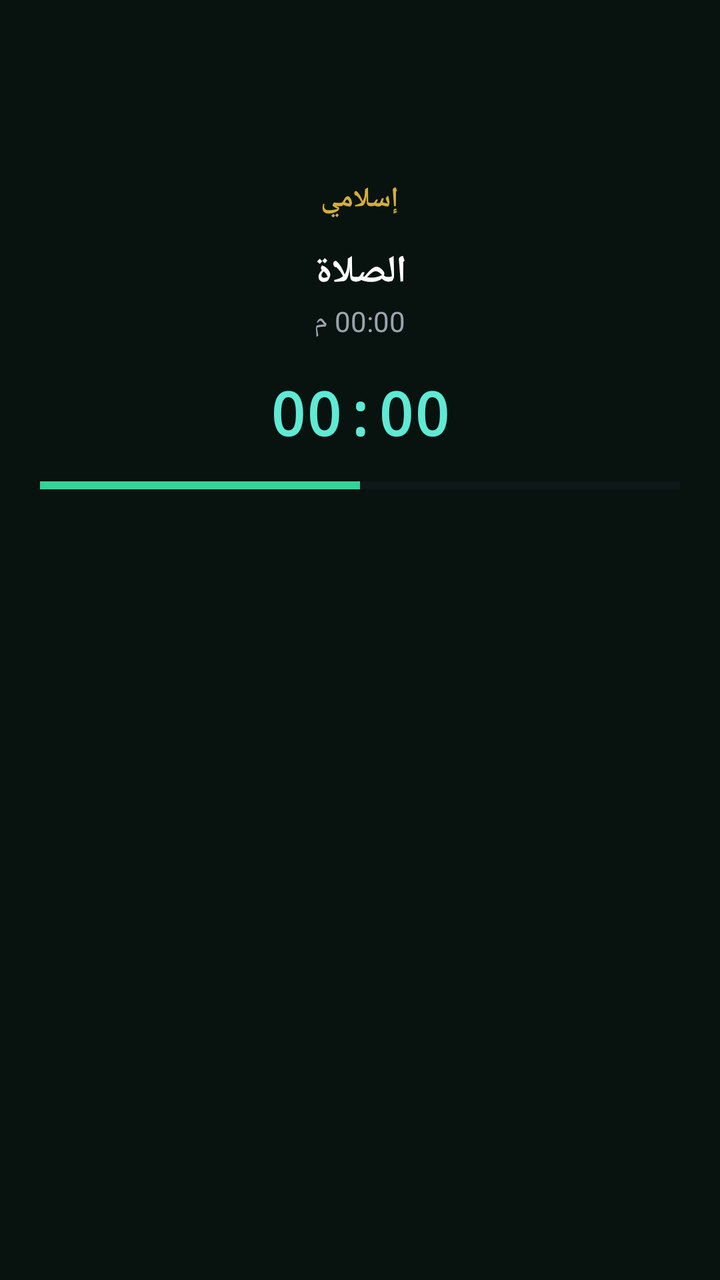
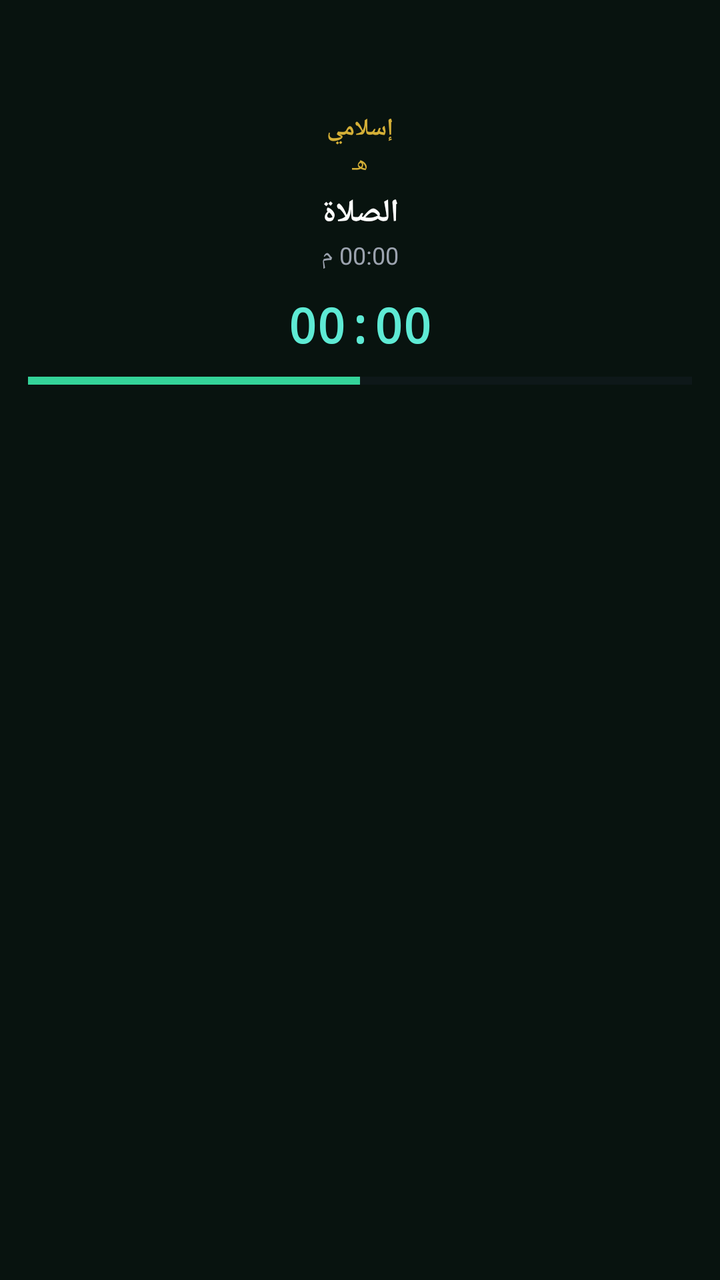

Two renders of the same Android screen: before a commit and after it. Below are the layout's source before the change and the commit's diff.
<!-- AndroidManifest.xml: application theme AppTheme -->
<!-- res/layout/notif_persistent.xml -->
<?xml version="1.0" encoding="utf-8"?>
<FrameLayout xmlns:android="http://schemas.android.com/apk/res/android"
    android:layout_width="match_parent"
    android:layout_height="wrap_content"
    android:background="#08130F">

    
    <ImageView
        android:id="@+id/notif_watermark"
        android:layout_width="220dp"
        android:layout_height="220dp"
        android:layout_gravity="center"
        android:alpha="0.08"
        android:scaleType="fitCenter"
        android:contentDescription="Watermark" />

    <LinearLayout
        android:layout_width="match_parent"
        android:layout_height="wrap_content"
        android:orientation="vertical"
        android:paddingStart="20dp"
        android:paddingEnd="20dp"
        android:paddingTop="20dp"
        android:paddingBottom="20dp"
        android:gravity="center_horizontal">

        
        <ImageView
            android:id="@+id/notif_logo"
            android:layout_width="64dp"
            android:layout_height="64dp"
            android:scaleType="fitCenter"
            android:contentDescription="App Icon"
            android:layout_marginBottom="6dp" />

        
        <TextView
            android:layout_width="wrap_content"
            android:layout_height="wrap_content"
            android:text="إسلامي"
            android:textColor="#D4AF37"
            android:textSize="14sp"
            android:textStyle="bold"
            android:layout_marginBottom="14dp" />

        
        <LinearLayout
            android:layout_width="wrap_content"
            android:layout_height="wrap_content"
            android:orientation="vertical"
            android:gravity="center_horizontal"
            android:layout_marginBottom="10dp">

            <TextView
                android:id="@+id/notif_prayer_name"
                android:layout_width="wrap_content"
                android:layout_height="wrap_content"
                android:text="الصلاة"
                android:textColor="#FFFFFF"
                android:textSize="19sp"
                android:textStyle="bold" />

            <TextView
                android:id="@+id/notif_prayer_time"
                android:layout_width="wrap_content"
                android:layout_height="wrap_content"
                android:text="00:00 م"
                android:textColor="#9CA3AF"
                android:textSize="14sp"
                android:layout_marginTop="2dp" />
        </LinearLayout>

        
        <Chronometer
            android:id="@+id/notif_chronometer"
            android:layout_width="wrap_content"
            android:layout_height="wrap_content"
            android:textColor="#5EEAD4"
            android:textSize="30sp"
            android:fontFamily="monospace"
            android:textStyle="bold"
            android:layout_marginTop="6dp" />

        
        <ProgressBar
            android:id="@+id/notif_progress_bar"
            style="?android:attr/progressBarStyleHorizontal"
            android:layout_width="match_parent"
            android:layout_height="5dp"
            android:layout_marginTop="14dp"
            android:progressTint="#34D399"
            android:progressBackgroundTint="#1F2937"
            android:max="100"
            android:progress="50" />
    </LinearLayout>
</FrameLayout>
<!-- resources referenced by this layout -->
<resources>
  <style name="AppTheme" parent="Theme.AppCompat.Light.DarkActionBar">
          
          <item name="colorPrimary">@color/colorPrimary</item>
          <item name="colorPrimaryDark">@color/colorPrimaryDark</item>
          <item name="colorAccent">@color/colorAccent</item>
      </style>
  <color name="colorPrimary">#02634D</color>
  <color name="colorPrimaryDark">#014A39</color>
  <color name="colorAccent">#D4A84B</color>
</resources>

<!-- the commit's change to res/layout/notif_persistent.xml (unified diff, before → after) -->
@@ -7,8 +7,8 @@
     
     <ImageView
         android:id="@+id/notif_watermark"
-        android:layout_width="220dp"
-        android:layout_height="220dp"
+        android:layout_width="120dp"
+        android:layout_height="120dp"
         android:layout_gravity="center"
         android:alpha="0.08"
         android:scaleType="fitCenter"
@@ -18,20 +18,20 @@
         android:layout_width="match_parent"
         android:layout_height="wrap_content"
         android:orientation="vertical"
-        android:paddingStart="20dp"
-        android:paddingEnd="20dp"
-        android:paddingTop="20dp"
-        android:paddingBottom="20dp"
+        android:paddingStart="14dp"
+        android:paddingEnd="14dp"
+        android:paddingTop="12dp"
+        android:paddingBottom="12dp"
         android:gravity="center_horizontal">
 
         
         <ImageView
             android:id="@+id/notif_logo"
-            android:layout_width="64dp"
-            android:layout_height="64dp"
+            android:layout_width="40dp"
+            android:layout_height="40dp"
             android:scaleType="fitCenter"
             android:contentDescription="App Icon"
-            android:layout_marginBottom="6dp" />
+            android:layout_marginBottom="4dp" />
 
         
         <TextView
@@ -39,9 +39,19 @@
             android:layout_height="wrap_content"
             android:text="إسلامي"
             android:textColor="#D4AF37"
-            android:textSize="14sp"
+            android:textSize="12sp"
             android:textStyle="bold"
-            android:layout_marginBottom="14dp" />
+            android:layout_marginBottom="2dp" />
+
+        
+        <TextView
+            android:id="@+id/notif_hijri"
+            android:layout_width="wrap_content"
+            android:layout_height="wrap_content"
+            android:text="هـ"
+            android:textColor="#D4AF37"
+            android:textSize="11sp"
+            android:layout_marginBottom="6dp" />
 
         
         <LinearLayout
@@ -49,7 +59,7 @@
             android:layout_height="wrap_content"
             android:orientation="vertical"
             android:gravity="center_horizontal"
-            android:layout_marginBottom="10dp">
+            android:layout_marginBottom="6dp">
 
             <TextView
                 android:id="@+id/notif_prayer_name"
@@ -57,7 +67,7 @@
                 android:layout_height="wrap_content"
                 android:text="الصلاة"
                 android:textColor="#FFFFFF"
-                android:textSize="19sp"
+                android:textSize="16sp"
                 android:textStyle="bold" />
 
             <TextView
@@ -66,7 +76,7 @@
                 android:layout_height="wrap_content"
                 android:text="00:00 م"
                 android:textColor="#9CA3AF"
-                android:textSize="14sp"
+                android:textSize="12sp"
                 android:layout_marginTop="2dp" />
         </LinearLayout>
 
@@ -76,18 +86,18 @@
             android:layout_width="wrap_content"
             android:layout_height="wrap_content"
             android:textColor="#5EEAD4"
-            android:textSize="30sp"
+            android:textSize="24sp"
             android:fontFamily="monospace"
             android:textStyle="bold"
-            android:layout_marginTop="6dp" />
+            android:layout_marginTop="4dp" />
 
         
         <ProgressBar
             android:id="@+id/notif_progress_bar"
             style="?android:attr/progressBarStyleHorizontal"
             android:layout_width="match_parent"
-            android:layout_height="5dp"
-            android:layout_marginTop="14dp"
+            android:layout_height="4dp"
+            android:layout_marginTop="10dp"
             android:progressTint="#34D399"
             android:progressBackgroundTint="#1F2937"
             android:max="100"
